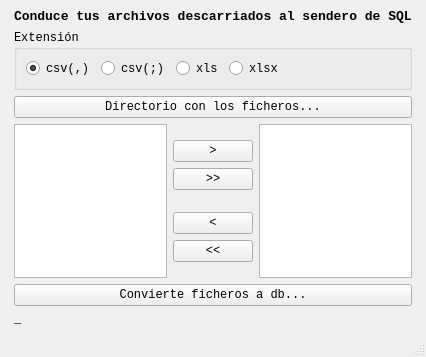
Old version of the form vistas/misionero.ui in the repository PedroBiel/Misionero.
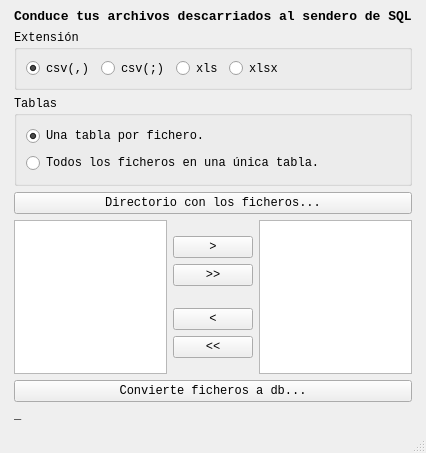
New version of the form.

What changed in the file:
```diff
--- a/vistas/misionero.ui
+++ b/vistas/misionero.ui
@@ -7,7 +7,7 @@
     <x>0</x>
     <y>0</y>
     <width>397</width>
-    <height>357</height>
+    <height>453</height>
    </rect>
   </property>
   <property name="font">
@@ -126,6 +126,47 @@
         </layout>
        </widget>
       </item>
+      <item>
+       <widget class="QGroupBox" name="groupBox_2">
+        <property name="minimumSize">
+         <size>
+          <width>0</width>
+          <height>90</height>
+         </size>
+        </property>
+        <property name="title">
+         <string>Tablas</string>
+        </property>
+        <layout class="QVBoxLayout" name="verticalLayout_2">
+         <item>
+          <widget class="QRadioButton" name="radioButtonTablaFichero">
+           <property name="toolTip">
+            <string>Por cada fichero se crea una tabla diferente dentro de la base de datos.</string>
+           </property>
+           <property name="statusTip">
+            <string/>
+           </property>
+           <property name="text">
+            <string>Una tabla por fichero.</string>
+           </property>
+           <property name="checked">
+            <bool>true</bool>
+           </property>
+          </widget>
+         </item>
+         <item>
+          <widget class="QRadioButton" name="radioButtonTablaBaseDatos">
+           <property name="toolTip">
+            <string>Todos los ficheros se agrupan en una única tabla dentro de la base de datos.</string>
+           </property>
+           <property name="text">
+            <string>Todos los ficheros en una única tabla.</string>
+           </property>
+          </widget>
+         </item>
+        </layout>
+       </widget>
+      </item>
       <item>
        <widget class="QPushButton" name="pushButtonDirectorio">
         <property name="text">
```
Left out of the diff: 4 changed lines with no effect on the pictures.
